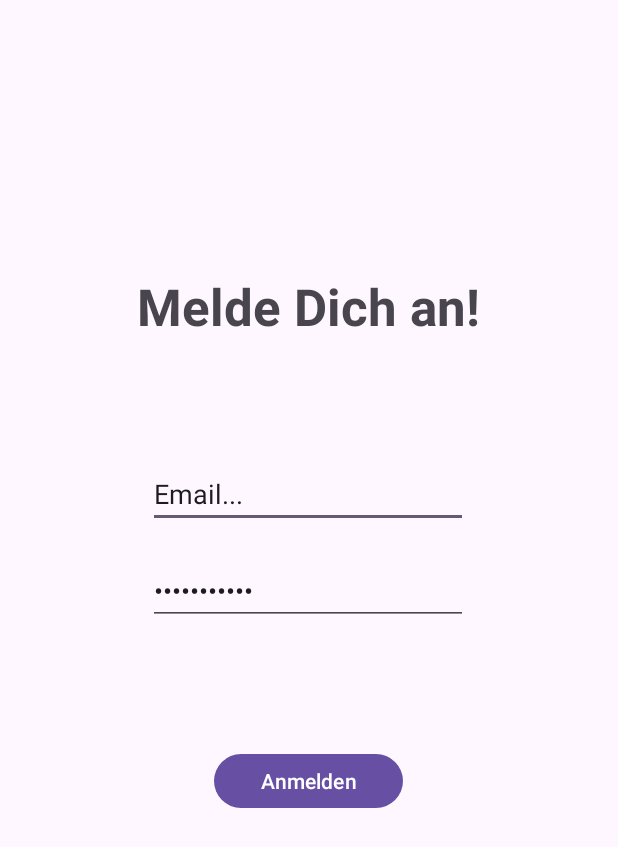
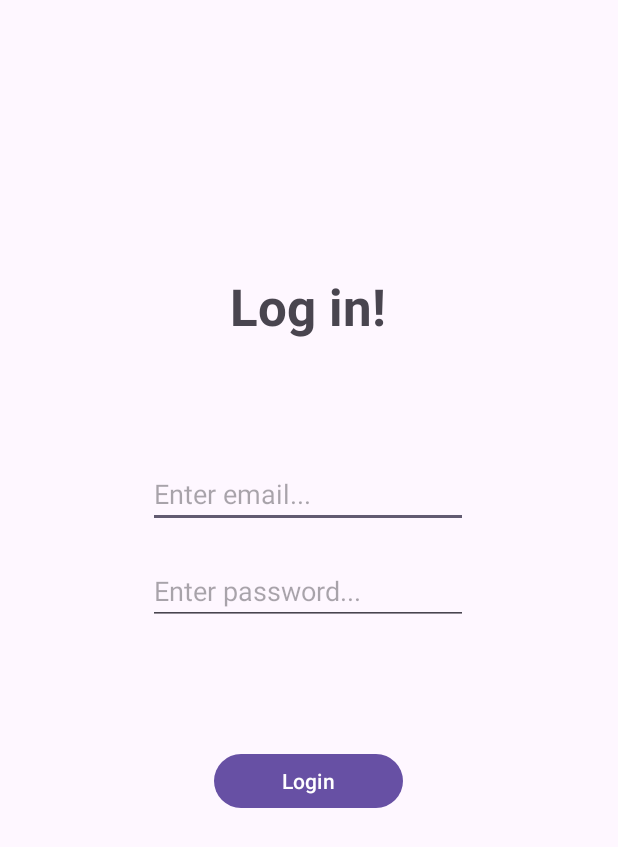
Before and after one commit to natsudaS/NestSync, an Android app: the layout login.xml on its own in the app's theme, with its tools: preview values and no code run, on a phone screen of 412 x 824 dp. Shown: the top 847 px of the screen. Run offline under Robolectric (Android 15) with nearby library versions, the phone set to English and light mode, and no system bars.

```diff
--- a/app/src/main/AndroidManifest.xml
+++ b/app/src/main/AndroidManifest.xml
@@ -17,10 +17,11 @@
             android:exported="true">
             <intent-filter>
                 <action android:name="android.intent.action.MAIN" />
-
                 <category android:name="android.intent.category.LAUNCHER" />
             </intent-filter>
         </activity>
+
+        <activity android:name=".LoginActivity" />
     </application>
 
 </manifest>
--- a/app/src/main/res/layout/login.xml
+++ b/app/src/main/res/layout/login.xml
@@ -6,14 +6,14 @@
     android:layout_height="match_parent">
 
     <Button
-        android:id="@+id/button3"
+        android:id="@+id/login"
         android:layout_width="126dp"
         android:layout_height="44dp"
         android:layout_marginStart="142dp"
         android:layout_marginTop="27dp"
         android:layout_marginEnd="143dp"
         android:layout_marginBottom="271dp"
-        android:text="Anmelden"
+        android:text="@string/loginbtn"
         app:layout_constraintBottom_toBottomOf="parent"
         app:layout_constraintEnd_toEndOf="parent"
         app:layout_constraintStart_toStartOf="parent"
@@ -27,7 +27,7 @@
         android:layout_marginTop="171dp"
         android:layout_marginEnd="93dp"
         android:layout_marginBottom="34dp"
-        android:text="Melde Dich an!"
+        android:text="@string/login_prompt"
         android:textSize="34sp"
         android:textStyle="bold"
         app:layout_constraintBottom_toTopOf="@+id/editTextTextEmailAddress"
@@ -45,7 +45,7 @@
         android:layout_marginBottom="8dp"
         android:ems="10"
         android:inputType="textEmailAddress"
-        android:text="Email..."
+        android:hint="@string/email_hint"
         app:layout_constraintBottom_toTopOf="@+id/editTextTextPassword"
         app:layout_constraintEnd_toEndOf="parent"
         app:layout_constraintStart_toStartOf="parent"
@@ -61,8 +61,8 @@
         android:layout_marginBottom="44dp"
         android:ems="10"
         android:inputType="textPassword"
-        android:text="Passwort..."
-        app:layout_constraintBottom_toTopOf="@+id/button3"
+        android:hint="@string/pwd_hint"
+        app:layout_constraintBottom_toTopOf="@+id/login"
         app:layout_constraintEnd_toEndOf="parent"
         app:layout_constraintStart_toStartOf="parent"
         app:layout_constraintTop_toBottomOf="@+id/editTextTextEmailAddress" />
--- a/app/src/main/res/values/strings.xml
+++ b/app/src/main/res/values/strings.xml
@@ -1,3 +1,9 @@
 <resources>
     <string name="app_name">NestSync</string>
+    <string name="welcome_message">Welcome!</string>
+    <string name="loginbtn">Login</string>
+    <string name="registerbtn">Register</string>
+    <string name="login_prompt">Log in!</string>
+    <string name="email_hint">Enter email...</string>
+    <string name="pwd_hint">Enter password...</string>
 </resources>
```
Also changed, not shown: app/src/main/java/com/natsu/nestsync/LoginActivity.java (added, +12 -0 lines), app/src/main/java/com/natsu/nestsync/MainActivity.java (+11 -4 lines), app/src/main/res/layout/activity_main.xml (+7 -7 lines), 1 other file.
